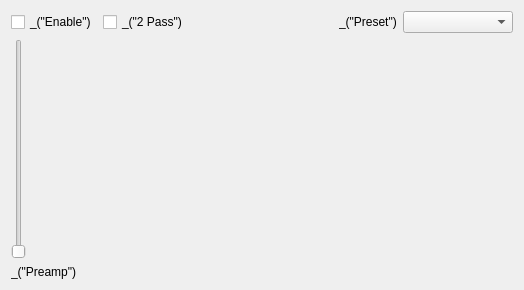
This is modules/gui/qt4/ui/equalizer.ui in omunroe-com/ubtvlc as Qt 5 draws it before an edit. The edited form follows.
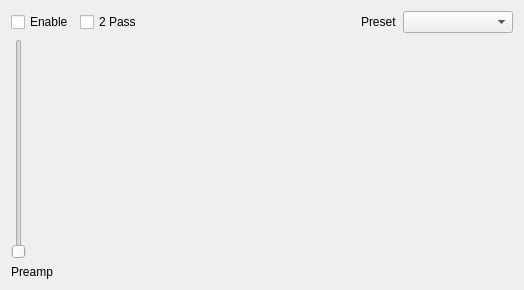
This is the edited form.

Diff of the .ui file:
```diff
--- a/modules/gui/qt4/ui/equalizer.ui
+++ b/modules/gui/qt4/ui/equalizer.ui
@@ -24,14 +24,14 @@
      <item>
       <widget class="QCheckBox" name="enableCheck" >
        <property name="text" >
-        <string>_("Enable")</string>
+        <string>Enable</string>
        </property>
       </widget>
      </item>
      <item>
       <widget class="QCheckBox" name="eq2PassCheck" >
        <property name="text" >
-        <string>_("2 Pass")</string>
+        <string>2 Pass</string>
        </property>
       </widget>
      </item>
@@ -51,7 +51,7 @@
      <item>
       <widget class="QLabel" name="presetLabel" >
        <property name="text" >
-        <string>_("Preset")</string>
+        <string>Preset</string>
        </property>
       </widget>
      </item>
@@ -75,7 +75,7 @@
      <item row="1" column="0" colspan="2" >
       <widget class="QLabel" name="preampLabel" >
        <property name="text" >
-        <string>_("Preamp")</string>
+        <string>Preamp</string>
        </property>
       </widget>
      </item>
```
